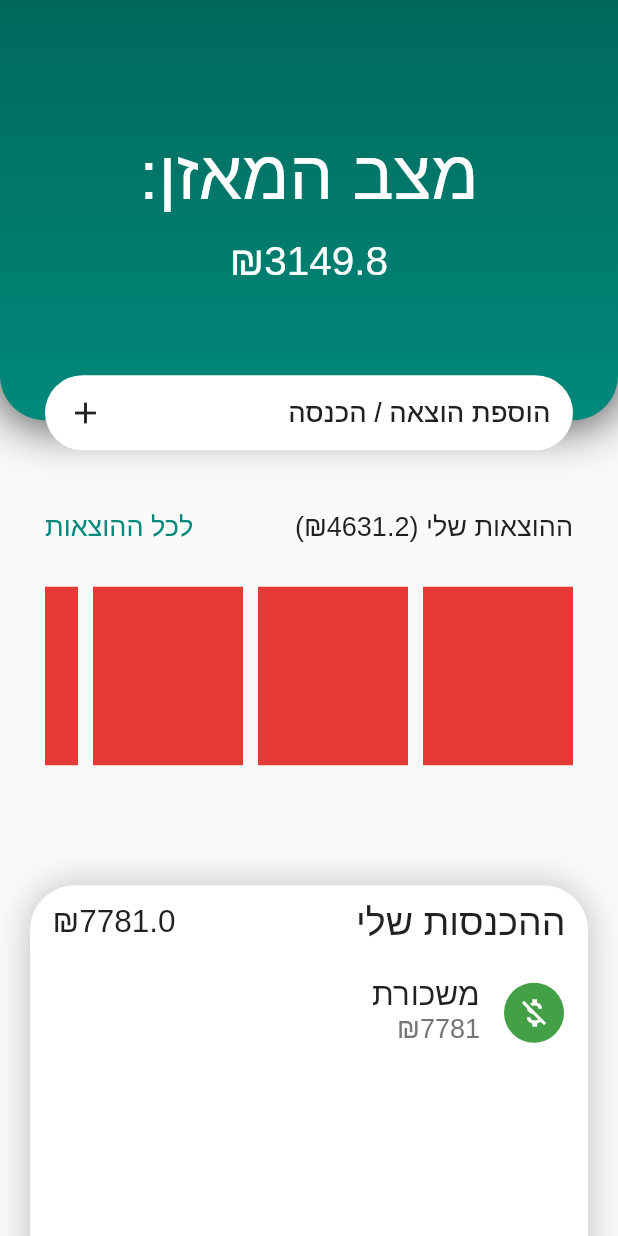
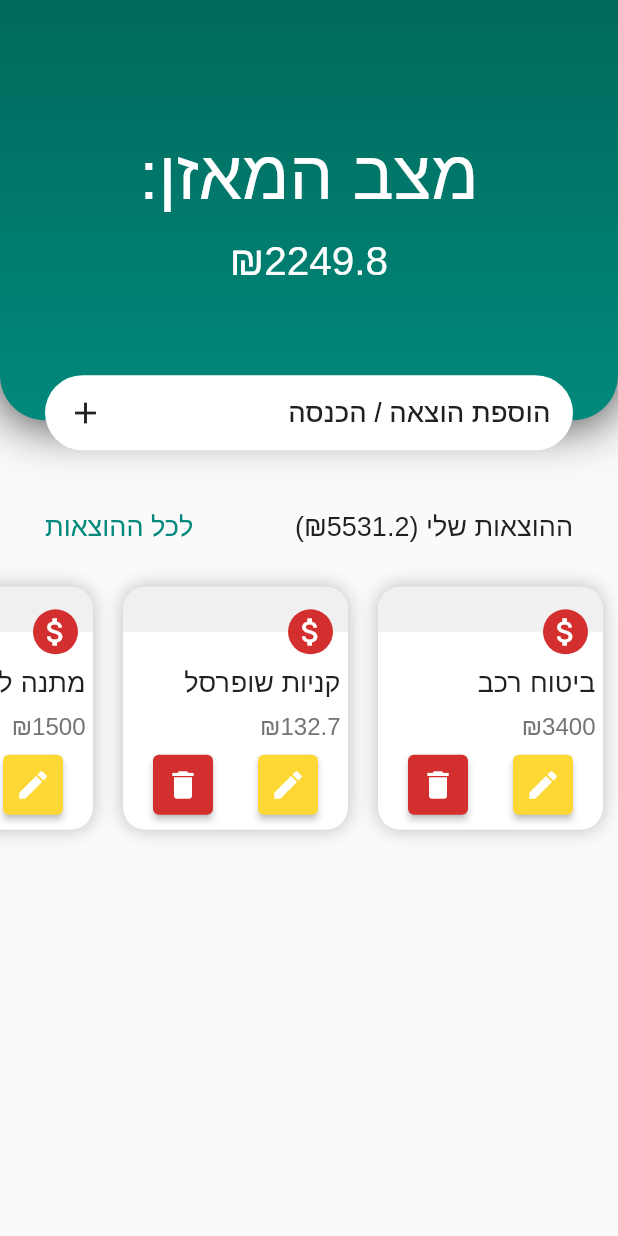
Before and after one commit to AlmegAlmeg/my-expanses-app, a Flutter app: the screen it shows after launch, on a phone screen of 412 x 824 dp. Run offline on Flutter 3.47's test engine with Material 2 defaults, Android fonts, the phone set to English and light mode, and no system bars; our stand-ins replace get.

Commit message:
added styles and delete functionality

```diff
--- a/lib/config/colors.dart
+++ b/lib/config/colors.dart
@@ -1,15 +1,20 @@
 import 'package:flutter/material.dart';
 
+// Main colors
 final Color primary = Colors.teal.shade800;
 final Color secondary = Colors.teal.shade600;
 
 final Color primaryBad = Colors.red.shade900;
 final Color secondaryBad = Colors.red.shade600;
 
-final Color expanseColor = Colors.red.shade600;
+// Complementary colors
+final Color expanseColor = Colors.red.shade700;
 final Color incomeColor = Colors.green.shade600;
+final Color editColor = Colors.yellow.shade600;
 
+// Shade colors
 const Color white = Colors.white;
 final Color grey = Colors.grey.shade900;
 final Color lightGrey = Colors.grey.shade600;
 final Color veryLightGrey = Colors.grey.shade400;
+const Color almostWhite = Color.fromARGB(255, 240, 240, 240);
--- a/lib/config/font_sizes.dart
+++ b/lib/config/font_sizes.dart
@@ -1,4 +1,5 @@
 class FontSizes {
+  static const double text16 = 16;
   static const double text18 = 18;
   static const double text21 = 21;
   static const double text25 = 25;
--- a/lib/controllers/expanse_controller.dart
+++ b/lib/controllers/expanse_controller.dart
@@ -1,28 +1,15 @@
 import 'package:get/get.dart';
 import 'package:myexpenessapp/model/expanse.dart';
-import 'package:myexpenessapp/model/income.dart';
-import 'package:myexpenessapp/utils/format_number.dart';
 
 class ExpanseController extends GetxController {
   RxList<Expanse> expanses = <Expanse>[
     Expanse(id: "e1", info: "ביטוח רכב", price: 3400),
     Expanse(id: "e2", info: "קניות שופרסל", price: 132.7),
-    Expanse(id: "e3", info: "מתנה לחן", price: 600),
+    Expanse(id: "e3", info: "מתנה לחן", price: 1500),
     Expanse(id: "e4", info: "רובן", price: 59),
     Expanse(id: "e5", info: "ארנונה", price: 431.3),
     Expanse(id: "e6", info: "קניות ירקות", price: 8.2),
   ].obs;
-  RxList<Income> incomes = <Income>[
-    Income(id: "i1", info: "משכורת", price: 7781),
-  ].obs;
-
-  double getTotalIncome() {
-    double totalIncome = 0;
-    for (var inc in incomes) {
-      totalIncome = totalIncome + inc.price;
-    }
-    return totalIncome;
-  }
 
   double getTotalExpanses() {
     double totalExpanses = 0;
@@ -30,12 +17,6 @@ class ExpanseController extends GetxController {
       totalExpanses = totalExpanses + exp.price;
     }
     return totalExpanses;
-  }
-
-  String getBalance() {
-    double balance = getTotalIncome() - getTotalExpanses();
-
-    return formatNumber(balance);
   }
 
   void addExpanse(String newInfo, double newPrice) {
@@ -48,12 +29,8 @@ class ExpanseController extends GetxController {
     update();
   }
 
-  void addIncome(String newInfo, double newPrice) {
-    incomes.add(Income(
-      id: "i${incomes.length}",
-      info: newInfo,
-      price: newPrice,
-    ));
+  void deleteExpanse(String id) {
+    expanses.removeWhere((exp) => exp.id == id);
 
     update();
   }
--- /dev/null
+++ b/lib/controllers/income_controller.dart
@@ -0,0 +1,32 @@
+import 'package:get/get.dart';
+import 'package:myexpenessapp/model/income.dart';
+
+class IncomeController extends GetxController {
+  RxList<Income> incomes = <Income>[
+    Income(id: "i1", info: "משכורת", price: 7781),
+  ].obs;
+
+  double getTotalIncome() {
+    double totalIncome = 0;
+    for (var inc in incomes) {
+      totalIncome = totalIncome + inc.price;
+    }
+    return totalIncome;
+  }
+
+  void addIncome(String newInfo, double newPrice) {
+    incomes.add(Income(
+      id: "i${incomes.length}",
+      info: newInfo,
+      price: newPrice,
+    ));
+
+    update();
+  }
+
+  void deleteIncome(String id) {
+    incomes.removeWhere((inc) => inc.id == id);
+
+    update();
+  }
+}
--- a/lib/home_page.dart
+++ b/lib/home_page.dart
@@ -3,7 +3,6 @@ import 'package:get/get.dart';
 import 'package:myexpenessapp/controllers/expanse_controller.dart';
 import 'package:myexpenessapp/widgets/home_page_top.dart';
 import 'package:myexpenessapp/widgets/expanse_list.dart';
-import 'package:myexpenessapp/widgets/income_list.dart';
 
 class HomePage extends StatelessWidget {
   HomePage({super.key});
@@ -20,7 +19,6 @@ class HomePage extends StatelessWidget {
             HomePageTop(),
             const SizedBox(height: 30),
             ExpanseList(),
-            IncomeList(),
           ],
         ),
       ),
--- /dev/null
+++ b/lib/utils/get_balance.dart
@@ -0,0 +1,13 @@
+import 'package:get/get.dart';
+import 'package:myexpenessapp/controllers/expanse_controller.dart';
+import 'package:myexpenessapp/controllers/income_controller.dart';
+import 'package:myexpenessapp/utils/format_number.dart';
+
+String getBalance() {
+  final ExpanseController ec = Get.put(ExpanseController());
+  final IncomeController ic = Get.put(IncomeController());
+
+  double balance = ic.getTotalIncome() - ec.getTotalExpanses();
+
+  return formatNumber(balance);
+}
--- a/lib/widgets/customs/custom_button.dart
+++ b/lib/widgets/customs/custom_button.dart
@@ -9,6 +9,7 @@ class CustomButton extends StatelessWidget {
     this.padding,
     this.width,
     this.height,
+    this.useShadow = false,
     super.key,
   });
 
@@ -18,6 +19,7 @@ class CustomButton extends StatelessWidget {
   final EdgeInsets? padding;
   final double? width;
   final double? height;
+  final bool useShadow;
 
   @override
   Widget build(BuildContext context) {
@@ -28,7 +30,7 @@ class CustomButton extends StatelessWidget {
         onPressed: func,
         style: ElevatedButton.styleFrom(
           backgroundColor: backgroundColor ?? white,
-          elevation: 0,
+          elevation: useShadow ? 5 : 0,
           padding: padding,
           shape: RoundedRectangleBorder(borderRadius: BorderRadius.circular(100)),
         ),
--- /dev/null
+++ b/lib/widgets/customs/custom_icon_button.dart
@@ -0,0 +1,25 @@
+import 'package:flutter/material.dart';
+
+class CustomIconButton extends StatelessWidget {
+  const CustomIconButton({required this.icon, required this.backgroundColor, required this.func, super.key});
+
+  final void Function() func;
+  final Color backgroundColor;
+  final IconData icon;
+
+  @override
+  Widget build(BuildContext context) {
+    return SizedBox(
+      width: 40,
+      height: 40,
+      child: ElevatedButton(
+        onPressed: func,
+        style: ElevatedButton.styleFrom(
+          backgroundColor: backgroundColor,
+          padding: const EdgeInsets.all(0),
+        ),
+        child: Icon(icon),
+      ),
+    );
+  }
+}
--- a/lib/widgets/customs/custom_text.dart
+++ b/lib/widgets/customs/custom_text.dart
@@ -7,7 +7,7 @@ class CustomText extends StatelessWidget {
     required this.text,
     this.textAlign = TextAlign.center,
     this.color,
-    this.fontSize = FontSizes.text21,
+    this.fontSize = FontSizes.text18,
     this.textDirection = TextDirection.rtl,
     super.key,
   });
--- a/lib/widgets/expanse_list.dart
+++ b/lib/widgets/expanse_list.dart
@@ -15,11 +15,13 @@ class ExpanseList extends StatelessWidget {
   @override
   Widget build(BuildContext context) {
     return Container(
-      constraints: const BoxConstraints(maxHeight: 200),
-      margin: const EdgeInsets.fromLTRB(30, 30, 30, 30),
+      constraints: const BoxConstraints(maxHeight: 243),
+      margin: const EdgeInsets.symmetric(vertical: 30),
       child: Column(
         children: [
-          Row(
+          Padding(
+            padding: const EdgeInsets.symmetric(horizontal: 30),
+            child: Row(
               mainAxisAlignment: MainAxisAlignment.spaceBetween,
               children: [
                 CustomText(
@@ -29,70 +31,20 @@ class ExpanseList extends StatelessWidget {
                 GestureDetector(child: CustomText(text: "לכל ההוצאות", fontSize: FontSizes.text18, color: secondary)),
               ],
             ),
+          ),
           Expanded(
-            child: ListView.builder(
+            child: Obx(() {
+              return ListView.builder(
                 scrollDirection: Axis.horizontal,
-              // shrinkWrap: true,
                 itemCount: ec.expanses.length,
                 itemBuilder: ((ctx, i) {
                   return SingleExpanse(expanse: ec.expanses[i]);
                 }),
-            ),
+              );
+            }),
           )
         ],
       ),
-      // child: ,
     );
-    //   return Container(
-    //     clipBehavior: Clip.hardEdge,
-    //     height: height(context) * 0.4,
-    //     width: width(context),
-    //     margin: const EdgeInsets.all(20),
-    //     decoration: BoxDecoration(
-    //       color: white,
-    //       borderRadius: BorderRadius.circular(30),
-    //       boxShadow: [BoxShadow(color: veryLightGrey, blurRadius: 20)],
-    //     ),
-    //     child: Column(
-    //       crossAxisAlignment: CrossAxisAlignment.start,
-    //       children: [
-    //         Padding(
-    //           padding: const EdgeInsets.symmetric(horizontal: 15, vertical: 10),
-    //           child: Row(
-    //             mainAxisAlignment: MainAxisAlignment.spaceBetween,
-    //             children: [
-    //               const CustomText(text: "ההוצאות שלי", fontSize: FontSizes.text25),
-    //               CustomText(text: "₪${formatNumber(ec.getTotalExpanses())}")
-    //             ],
-    //           ),
-    //         ),
-    //         Expanded(
-    //           child: Obx(() {
-    //             return Scrollbar(
-    //               child: ListView.builder(
-    //                 itemCount: ec.expanses.length,
-    //                 shrinkWrap: true,
-    //                 itemBuilder: ((ctx, i) {
-    //                   return ListTile(
-    //                     leading: CircleAvatar(
-    //                       backgroundColor: expanseColor,
-    //                       child: const Icon(Icons.attach_money, color: white),
-    //                     ),
-    //                     title: CustomText(text: ec.expanses[i].info, textAlign: TextAlign.right),
-    //                     subtitle: CustomText(
-    //                       text: "₪${formatNumber(ec.expanses[i].price)}",
-    //                       textAlign: TextAlign.right,
-    //                       color: lightGrey,
-    //                       fontSize: FontSizes.text18,
-    //                     ),
-    //                   );
-    //                 }),
-    //               ),
-    //             );
-    //           }),
-    //         )
-    //       ],
-    //     ),
-    //   );
   }
 }
--- a/lib/widgets/home_page_top.dart
+++ b/lib/widgets/home_page_top.dart
@@ -4,6 +4,8 @@ import 'package:myexpenessapp/config/colors.dart';
 import 'package:myexpenessapp/config/font_sizes.dart';
 import 'package:myexpenessapp/config/media_query_variables.dart';
 import 'package:myexpenessapp/controllers/expanse_controller.dart';
+import 'package:myexpenessapp/controllers/income_controller.dart';
+import 'package:myexpenessapp/utils/get_balance.dart';
 import 'package:myexpenessapp/widgets/customs/custom_button.dart';
 import 'package:myexpenessapp/widgets/customs/custom_text.dart';
 
@@ -11,10 +13,11 @@ class HomePageTop extends StatelessWidget {
   HomePageTop({super.key});
 
   final ExpanseController ec = Get.put(ExpanseController());
+  final IncomeController ic = Get.put(IncomeController());
 
   @override
   Widget build(BuildContext context) {
-    final bool isNegative = ec.getTotalExpanses() > ec.getTotalIncome();
+    final bool isNegative = ec.getTotalExpanses() > ic.getTotalIncome();
     return Stack(
       clipBehavior: Clip.none,
       children: [
@@ -37,10 +40,11 @@ class HomePageTop extends StatelessWidget {
               const CustomText(text: "מצב המאזן:", fontSize: FontSizes.text46, color: white),
               const SizedBox(height: 15),
               CustomText(
-                  text: "₪${ec.getBalance()}",
-                  color: white,
-                  fontSize: FontSizes.text27,
-                  textDirection: TextDirection.ltr),
+                text: "₪${getBalance()}",
+                color: white,
+                fontSize: FontSizes.text27,
+                textDirection: TextDirection.ltr,
+              ),
             ],
           ),
         ),
--- a/lib/widgets/income_list.dart
+++ b/lib/widgets/income_list.dart
@@ -3,14 +3,14 @@ import 'package:get/get.dart';
 import 'package:myexpenessapp/config/colors.dart';
 import 'package:myexpenessapp/config/font_sizes.dart';
 import 'package:myexpenessapp/config/media_query_variables.dart';
-import 'package:myexpenessapp/controllers/expanse_controller.dart';
+import 'package:myexpenessapp/controllers/income_controller.dart';
 import 'package:myexpenessapp/utils/format_number.dart';
 import 'package:myexpenessapp/widgets/customs/custom_text.dart';
 
 class IncomeList extends StatelessWidget {
   IncomeList({super.key});
 
-  final ExpanseController ec = Get.put(ExpanseController());
+  final IncomeController ic = Get.put(IncomeController());
 
   @override
   Widget build(BuildContext context) {
@@ -33,7 +33,7 @@ class IncomeList extends StatelessWidget {
               mainAxisAlignment: MainAxisAlignment.spaceBetween,
               children: [
                 const CustomText(text: "ההכנסות שלי", fontSize: FontSizes.text25),
-                CustomText(text: "₪${ec.getTotalIncome()}")
+                CustomText(text: "₪${ic.getTotalIncome()}")
               ],
             ),
           ),
@@ -41,7 +41,7 @@ class IncomeList extends StatelessWidget {
             child: Obx(() {
               return Scrollbar(
                 child: ListView.builder(
-                  itemCount: ec.incomes.length,
+                  itemCount: ic.incomes.length,
                   shrinkWrap: true,
                   itemBuilder: ((ctx, i) {
                     return ListTile(
@@ -49,9 +49,9 @@ class IncomeList extends StatelessWidget {
                         backgroundColor: incomeColor,
                         child: const Icon(Icons.money_off, color: white),
                       ),
-                      title: CustomText(text: ec.incomes[i].info, textAlign: TextAlign.right),
+                      title: CustomText(text: ic.incomes[i].info, textAlign: TextAlign.right),
                       subtitle: CustomText(
-                        text: "₪${formatNumber(ec.incomes[i].price)}",
+                        text: "₪${formatNumber(ic.incomes[i].price)}",
                         textAlign: TextAlign.right,
                         color: lightGrey,
                         fontSize: FontSizes.text18,
--- a/lib/widgets/shared/single_expanse.dart
+++ b/lib/widgets/shared/single_expanse.dart
@@ -1,18 +1,79 @@
 import 'package:flutter/material.dart';
+import 'package:get/get.dart';
 import 'package:myexpenessapp/config/colors.dart';
+import 'package:myexpenessapp/config/font_sizes.dart';
+import 'package:myexpenessapp/controllers/expanse_controller.dart';
 import 'package:myexpenessapp/model/expanse.dart';
+import 'package:myexpenessapp/utils/format_number.dart';
+import 'package:myexpenessapp/widgets/customs/custom_text.dart';
+import 'package:myexpenessapp/widgets/customs/custom_icon_button.dart';
+import 'package:myexpenessapp/widgets/shared/delete_dialog.dart';
 
 class SingleExpanse extends StatelessWidget {
-  const SingleExpanse({required this.expanse, super.key});
+  SingleExpanse({required this.expanse, super.key});
 
   final Expanse expanse;
+  final ExpanseController ec = Get.put(ExpanseController());
 
   @override
   Widget build(BuildContext context) {
     return Container(
-      width: 100,
-      color: expanseColor,
-      margin: const EdgeInsets.fromLTRB(10, 30, 0, 30),
+      width: 150,
+      clipBehavior: Clip.hardEdge,
+      margin: const EdgeInsets.symmetric(horizontal: 10, vertical: 30),
+      decoration: BoxDecoration(
+        borderRadius: BorderRadius.circular(15),
+        color: white,
+        boxShadow: [BoxShadow(color: veryLightGrey, blurRadius: 10)],
+      ),
+      child: Column(
+        crossAxisAlignment: CrossAxisAlignment.start,
+        children: [
+          Stack(
+            clipBehavior: Clip.none,
+            children: [
+              Container(color: almostWhite, height: 30),
+              Positioned(
+                top: 15,
+                right: 10,
+                child: CircleAvatar(
+                  radius: 15,
+                  backgroundColor: expanseColor,
+                  child: const Icon(Icons.attach_money, color: white),
+                ),
+              ),
+            ],
+          ),
+          const SizedBox(height: 18),
+          Padding(
+            padding: const EdgeInsets.all(5),
+            child: CustomText(text: expanse.info),
+          ),
+          Padding(
+            padding: const EdgeInsets.all(5),
+            child: CustomText(text: "₪${formatNumber(expanse.price)}", fontSize: FontSizes.text16, color: lightGrey),
+          ),
+          Padding(
+            padding: const EdgeInsets.all(5),
+            child: Row(
+              mainAxisAlignment: MainAxisAlignment.spaceAround,
+              children: [
+                CustomIconButton(icon: Icons.edit, backgroundColor: editColor, func: () {}),
+                CustomIconButton(
+                  icon: Icons.delete,
+                  backgroundColor: expanseColor,
+                  func: () => showDialog(
+                    context: context,
+                    builder: ((ctx) {
+                      return Dialog(child: DeleteDialog(deleteFunc: () => ec.deleteExpanse(expanse.id)));
+                    }),
+                  ),
+                ),
+              ],
+            ),
+          )
+        ],
+      ),
     );
   }
 }
```
Also changed, not shown: lib/widgets/add_info_dialog.dart (+73 -73 lines), lib/widgets/shared/delete_dialog.dart (added, +67 -0 lines). Lines whose indentation alone changed are shown as unchanged.
